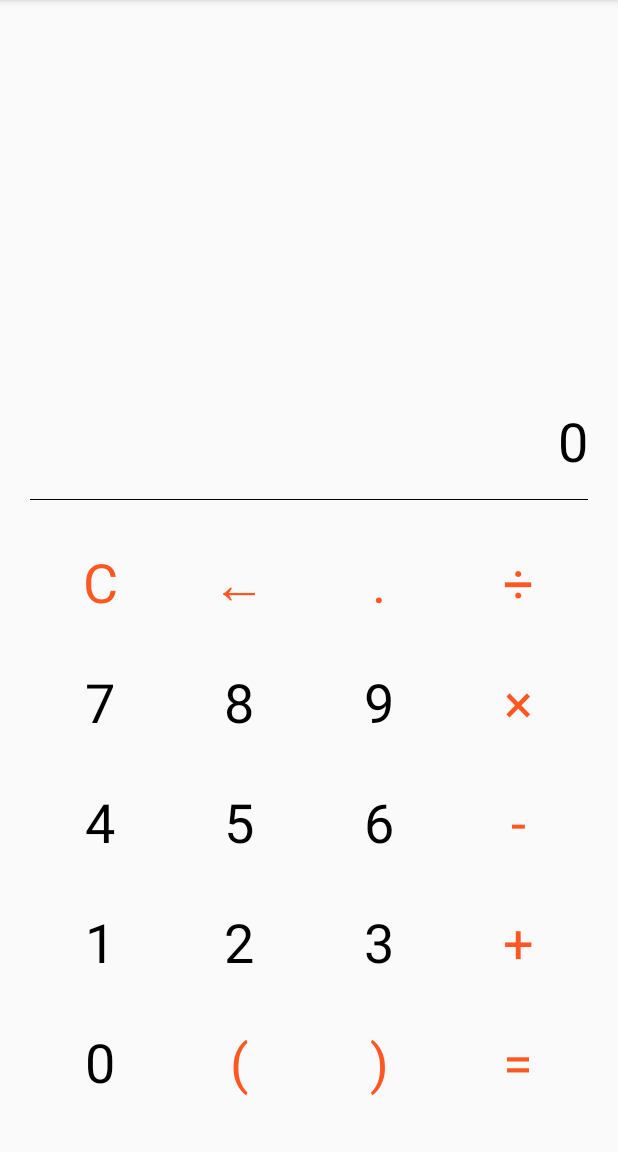
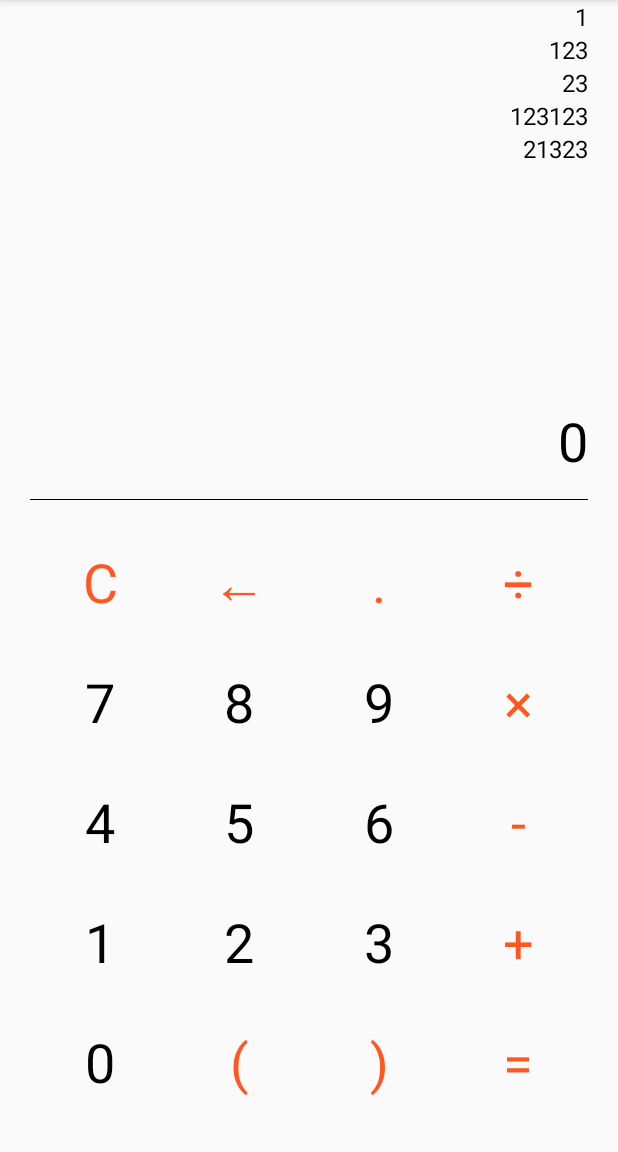
Before and after one commit to linfirst/calculator, an Android app: the screen it shows after launch (MainActivity), after a tap on an icon or button, on a phone screen of 412 x 824 dp, the part 84-1236 px from its top. Run offline under Robolectric (Android 15) with nearby library versions, the phone set to English and light mode, and no system bars.

Commit message:
增加校验算式是否正确的正则表达式,引入历史列表

```diff
--- a/app/build.gradle
+++ b/app/build.gradle
@@ -33,5 +33,5 @@ dependencies {
     testImplementation 'junit:junit:4.12'
     androidTestImplementation 'androidx.test.ext:junit:1.1.2'
     androidTestImplementation 'androidx.test.espresso:espresso-core:3.3.0'
-
+    implementation "androidx.recyclerview:recyclerview:1.1.0"
 }
--- a/app/src/main/java/com/example/kotlin_calculator/Calculate.java
+++ b/app/src/main/java/com/example/kotlin_calculator/Calculate.java
@@ -193,4 +193,6 @@ public class Calculate {
         }
         return exp;
     }
+
+
 }
--- /dev/null
+++ b/app/src/main/java/com/example/kotlin_calculator/HistoryAdapter.kt
@@ -0,0 +1,33 @@
+package com.example.kotlin_calculator
+
+import android.view.LayoutInflater
+import android.view.View
+import android.view.ViewGroup
+import android.widget.ImageView
+import android.widget.TextView
+import androidx.recyclerview.widget.RecyclerView
+import kotlinx.android.synthetic.main.history_item.view.*
+
+class HistoryAdapter(private val historyItem: List<String>) :
+    RecyclerView.Adapter<HistoryAdapter.HistoryItemViewHolder>() {
+
+
+    class HistoryItemViewHolder(itemView: View) : RecyclerView.ViewHolder(itemView) {
+        val textView: TextView = itemView.tv_history
+    }
+
+    override fun onCreateViewHolder(parent: ViewGroup, viewType: Int): HistoryItemViewHolder {
+        val itemView =
+            LayoutInflater.from(parent.context).inflate(R.layout.history_item, parent, false)
+        return HistoryItemViewHolder(itemView)
+    }
+
+    override fun getItemCount(): Int {
+        return historyItem.size
+    }
+
+    override fun onBindViewHolder(holder: HistoryItemViewHolder, position: Int) {
+        holder.textView.text = historyItem[position]
+    }
+
+}
--- a/app/src/main/java/com/example/kotlin_calculator/MainActivity.kt
+++ b/app/src/main/java/com/example/kotlin_calculator/MainActivity.kt
@@ -5,15 +5,15 @@ import androidx.appcompat.app.AppCompatActivity
 import android.os.Bundle
 import android.util.Log
 import android.view.View
+import androidx.recyclerview.widget.LinearLayoutManager
 import com.example.kotlin_calculator.Calculate.exec
+import com.example.kotlin_calculator.Util.Companion.checkExpression
 import com.example.kotlin_calculator.Util.Companion.deleteDecimalTailZero
 import com.example.kotlin_calculator.Util.Companion.deleteHeadZero
-import com.example.kotlin_calculator.Util.Companion.isDot
-import com.example.kotlin_calculator.Util.Companion.isFormulaNotEmpty
+import com.example.kotlin_calculator.Util.Companion.isBracketMatching
 import com.example.kotlin_calculator.Util.Companion.isOperationSymbol
 import com.example.kotlin_calculator.Util.Companion.isSymbolZero
 import com.example.kotlin_calculator.Util.Companion.judgeIsDecimal
-import com.example.kotlin_calculator.Util.Companion.trimZeroOfNumber
 import kotlinx.android.synthetic.main.activity_main.*
 
 class MainActivity : AppCompatActivity() {
@@ -22,22 +22,23 @@ class MainActivity : AppCompatActivity() {
     //记录历史算式
     private var historyFormula = mutableListOf<String>()
 
-    //是否重新输入算式
+    //是否重新输入算式(如果点击了"="则设置新的式子)
     private var reInput: Boolean = false
 
     override fun onCreate(savedInstanceState: Bundle?) {
         super.onCreate(savedInstanceState)
         setContentView(R.layout.activity_main)
+
+        val historyItem:List<String> = listOf("1","123","23","123123","21323")
+        recycler_view.adapter = HistoryAdapter(historyItem)
+        recycler_view.layoutManager = LinearLayoutManager(this)
+        recycler_view.setHasFixedSize(true)
     }
 
     //基本点击事件
     @SuppressLint("SetTextI18n")
     fun onClick(view: View) {
         var tempFormula = calculator_formula.text.toString()
-        Log.i("基本点击事件", tempFormula)
-        //如果点击了"="则重新设置新的式子
-
-
         when (view) {
 
 //          数字
@@ -77,10 +78,10 @@ class MainActivity : AppCompatActivity() {
      * 返回计算结果
      */
     private fun calculate(formula: String): String {
-        return if (isFormulaNotEmpty(formula)) {
+        return if (formula.isNotEmpty()&& checkExpression(formula)) {
             exec(formula).toString()
         } else {
-            ""
+            "输入错误"
         }
     }
 
@@ -97,8 +98,9 @@ class MainActivity : AppCompatActivity() {
         ) {
             return
         }
-
+        //如果点击了"="则设置新的算式
         if (reInput) {
+            //获取最后一个字符
             formula = formula.last().toString()
             calculator_formula.text = ""
             calculator_result.text = "0"
@@ -115,6 +117,7 @@ class MainActivity : AppCompatActivity() {
      */
     private fun clickOperator(formula: String, view: View) {
 
+        //算式开头只能输入负数
         if (formula.isEmpty()) {
             when(view){
                 minus -> setCalculatorFormula("$formula-")
@@ -157,23 +160,27 @@ class MainActivity : AppCompatActivity() {
     /**
      * 点击删除
      */
-    private fun clickDelete(formula: String) {//9-9
+    private fun clickDelete(formula: String) {
         var temp = ""
+
+        println(formula)
+
         //如果没有字符了，则直接设置为空
         if (formula.length > 1) {
-            setCalculatorFormula(formula.substring(0, formula.length - 1))//9-
-            temp = calculator_formula.text.toString()//重新获取删除后的式子
+            setCalculatorFormula(formula.substring(0, formula.length - 1))
+            ////重新获取删除后的式子,下面计算需要用到
+            temp = calculator_formula.text.toString()
         } else {
             setCalculatorFormula("")
-            calculator_result.text = "0"
+            setResultText("0")
+            return
         }
 
         //最后一个字符是否含于「+-×÷.」。如果是则删除，然后再运算
         if (temp.length >= 2 && isOperationSymbol(temp[temp.length - 1].toString())) {
             setResultText(calculate(temp.substring(0, temp.length - 1)))
         } else {
-//            setResultText(calculate(temp))
-            calculator_result.text = "0"
+            setResultText(calculate(temp))
         }
     }
 
@@ -181,7 +188,6 @@ class MainActivity : AppCompatActivity() {
      * 设置要显示计算结果
      */
     private fun setResultText(result: String) {
-//        calculator_result.text = trimZeroOfNumber(result)
 //        //设置结果text
         calculator_result.text = if (judgeIsDecimal(result)) {
             //去掉double尾部多余的0
--- a/app/src/main/res/layout/activity_main.xml
+++ b/app/src/main/res/layout/activity_main.xml
@@ -6,20 +6,30 @@
     android:layout_height="match_parent"
     tools:context=".MainActivity">
 
-    <TextView
-        android:id="@+id/calculator_history"
+    <!--    <androidx.recyclerview.widget.RecyclerView-->
+    <!--        android:id="@+id/calculator_history"-->
+    <!--        android:layout_width="match_parent"-->
+    <!--        android:layout_height="0dp"-->
+    <!--        android:layout_marginLeft="20dp"-->
+    <!--        android:layout_marginRight="20dp"-->
+    <!--        tools:listitem="@layout/history_item"-->
+    <!--        app:layout_constraintBottom_toTopOf="@+id/calculator_formula"-->
+    <!--        app:layout_constraintLeft_toLeftOf="parent"-->
+    <!--        app:layout_constraintTop_toTopOf="parent"-->
+    <!--        app:layout_constraintRight_toRightOf="parent" />-->
+    <androidx.recyclerview.widget.RecyclerView
+        android:id="@+id/recycler_view"
         android:layout_width="match_parent"
         android:layout_height="0dp"
         android:layout_marginLeft="20dp"
         android:layout_marginRight="20dp"
-        android:background="@null"
-        android:gravity="bottom|end"
-        android:textColor="#919090"
-        android:textSize="20sp"
+        android:clipToPadding="false"
         app:layout_constraintBottom_toTopOf="@+id/calculator_formula"
-        app:layout_constraintLeft_toLeftOf="parent"
+        app:layout_constraintEnd_toEndOf="parent"
+        app:layout_constraintStart_toStartOf="parent"
         app:layout_constraintTop_toTopOf="parent"
-        app:layout_constraintRight_toRightOf="parent" />
+        tools:listitem="@layout/history_item" />
+
     <TextView
         android:id="@+id/calculator_formula"
         android:layout_width="match_parent"
@@ -30,10 +40,10 @@
         android:gravity="bottom|end"
         android:textColor="#000000"
         android:textSize="@dimen/string_size"
-        app:layout_constraintStart_toStartOf="parent"
+        app:layout_constraintBottom_toTopOf="@id/calculator_result"
         app:layout_constraintEnd_toEndOf="parent"
-        app:layout_constraintBottom_toTopOf="@id/calculator_result"
-        />
+        app:layout_constraintStart_toStartOf="parent" />
+
     <TextView
         android:id="@+id/calculator_result"
         android:layout_width="match_parent"
@@ -46,22 +56,21 @@
         android:text="@string/zero"
         android:textColor="#000000"
         android:textSize="@dimen/string_size"
-       app:layout_constraintBottom_toTopOf="@+id/devide"
-        app:layout_constraintStart_toStartOf="parent"
+        app:layout_constraintBottom_toTopOf="@+id/devide"
         app:layout_constraintEnd_toEndOf="parent"
-        />
+        app:layout_constraintStart_toStartOf="parent" />
     <!--分割线-->
     <View
         android:id="@+id/line"
         android:layout_width="match_parent"
         android:layout_height="0.4dp"
-        android:background="#000"
         android:layout_marginLeft="20dp"
         android:layout_marginRight="20dp"
-        app:layout_constraintTop_toBottomOf="@+id/calculator_result"
+        android:background="#000"
         app:layout_constraintBottom_toTopOf="@+id/devide"
+        app:layout_constraintEnd_toEndOf="parent"
         app:layout_constraintStart_toStartOf="parent"
-        app:layout_constraintEnd_toEndOf="parent"/>
+        app:layout_constraintTop_toBottomOf="@+id/calculator_result" />
 
     <!--第一排-->
     <TextView
@@ -71,10 +80,10 @@
         android:layout_marginRight="20dp"
         android:layout_marginBottom="20dp"
         android:gravity="center"
+        android:onClick="onClick"
         android:text="@string/equal"
+        android:textColor="@color/orange"
         android:textSize="@dimen/string_size"
-        android:textColor="@color/orange"
-        android:onClick="onClick"
         app:layout_constraintBottom_toBottomOf="parent"
         app:layout_constraintHorizontal_weight="1"
         app:layout_constraintLeft_toLeftOf="@+id/add"
@@ -86,28 +95,30 @@
         android:layout_height="@dimen/string_textview_height"
         android:layout_marginBottom="20dp"
         android:gravity="center"
+        android:onClick="onClick"
         android:text="@string/left_parenthesis"
         android:textColor="@color/orange"
         android:textSize="@dimen/string_size"
         app:layout_constraintBottom_toBottomOf="parent"
-        android:onClick="onClick"
         app:layout_constraintHorizontal_weight="1"
         app:layout_constraintLeft_toRightOf="@+id/tv0"
         app:layout_constraintRight_toLeftOf="@id/right_parenthesis" />
+
     <TextView
         android:id="@+id/right_parenthesis"
         android:layout_width="0dp"
         android:layout_height="@dimen/string_textview_height"
         android:layout_marginBottom="20dp"
         android:gravity="center"
+        android:onClick="onClick"
         android:text="@string/right_parenthesis"
         android:textColor="@color/orange"
         android:textSize="@dimen/string_size"
         app:layout_constraintBottom_toBottomOf="parent"
-        android:onClick="onClick"
         app:layout_constraintHorizontal_weight="1"
         app:layout_constraintLeft_toRightOf="@+id/left_parenthesis"
         app:layout_constraintRight_toLeftOf="@id/equal" />
+
     <TextView
         android:id="@+id/tv0"
         android:layout_width="0dp"
@@ -115,10 +126,10 @@
         android:layout_marginLeft="20dp"
         android:layout_marginBottom="20dp"
         android:gravity="center"
+        android:onClick="onClick"
         android:text="@string/zero"
+        android:textColor="#000000"
         android:textSize="@dimen/string_size"
-        android:textColor="#000000"
-        android:onClick="onClick"
         app:layout_constraintBottom_toBottomOf="parent"
         app:layout_constraintHorizontal_weight="1"
         app:layout_constraintLeft_toLeftOf="parent"
@@ -132,10 +143,10 @@
         android:layout_height="@dimen/string_textview_height"
         android:layout_marginRight="20dp"
         android:gravity="center"
+        android:onClick="onClick"
         android:text="@string/add"
+        android:textColor="@color/orange"
         android:textSize="@dimen/string_size"
-        android:textColor="@color/orange"
-        android:onClick="onClick"
         app:layout_constraintBottom_toTopOf="@id/equal"
         app:layout_constraintHorizontal_weight="1"
         app:layout_constraintLeft_toRightOf="@+id/tv3"
@@ -146,10 +157,10 @@
         android:layout_width="0dp"
         android:layout_height="@dimen/string_textview_height"
         android:gravity="center"
+        android:onClick="onClick"
         android:text="@string/there"
+        android:textColor="#000000"
         android:textSize="@dimen/string_size"
-        android:textColor="#000000"
-        android:onClick="onClick"
         app:layout_constraintBottom_toTopOf="@id/left_parenthesis"
         app:layout_constraintHorizontal_weight="1"
         app:layout_constraintLeft_toRightOf="@+id/tv2"
@@ -160,10 +171,10 @@
         android:layout_width="0dp"
         android:layout_height="@dimen/string_textview_height"
         android:gravity="center"
+        android:onClick="onClick"
         android:text="@string/two"
+        android:textColor="#000000"
         android:textSize="@dimen/string_size"
-        android:textColor="#000000"
-        android:onClick="onClick"
         app:layout_constraintBottom_toTopOf="@id/left_parenthesis"
         app:layout_constraintHorizontal_weight="1"
         app:layout_constraintLeft_toRightOf="@+id/tv1"
@@ -175,10 +186,10 @@
         android:layout_height="@dimen/string_textview_height"
         android:layout_marginLeft="20dp"
         android:gravity="center"
+        android:onClick="onClick"
         android:text="@string/one"
+        android:textColor="#000000"
         android:textSize="@dimen/string_size"
-        android:textColor="#000000"
-        android:onClick="onClick"
         app:layout_constraintBottom_toTopOf="@id/tv0"
         app:layout_constraintHorizontal_weight="1"
         app:layout_constraintLeft_toLeftOf="parent"
@@ -191,10 +202,10 @@
         android:layout_height="@dimen/string_textview_height"
         android:layout_marginRight="20dp"
         android:gravity="center"
+        android:onClick="onClick"
         android:text="@string/minus"
+        android:textColor="@color/orange"
         android:textSize="@dimen/string_size"
-        android:textColor="@color/orange"
-        android:onClick="onClick"
         app:layout_constraintBottom_toTopOf="@id/add"
         app:layout_constraintHorizontal_weight="1"
         app:layout_constraintLeft_toRightOf="@+id/tv6"
@@ -205,10 +216,10 @@
         android:layout_width="0dp"
         android:layout_height="@dimen/string_textview_height"
         android:gravity="center"
+        android:onClick="onClick"
         android:text="@string/six"
+        android:textColor="#000000"
         android:textSize="@dimen/string_size"
-        android:textColor="#000000"
-        android:onClick="onClick"
         app:layout_constraintBottom_toTopOf="@id/tv3"
         app:layout_constraintHorizontal_weight="1"
         app:layout_constraintLeft_toRightOf="@+id/tv5"
@@ -219,10 +230,10 @@
         android:layout_width="0dp"
         android:layout_height="@dimen/string_textview_height"
         android:gravity="center"
+        android:onClick="onClick"
         android:text="@string/five"
+        android:textColor="#000000"
         android:textSize="@dimen/string_size"
-        android:textColor="#000000"
-        android:onClick="onClick"
         app:layout_constraintBottom_toTopOf="@id/tv2"
         app:layout_constraintHorizontal_weight="1"
         app:layout_constraintLeft_toRightOf="@+id/tv4"
@@ -235,10 +246,10 @@
         android:layout_height="@dimen/string_textview_height"
         android:layout_marginLeft="20dp"
         android:gravity="center"
+        android:onClick="onClick"
         android:text="@string/four"
         android:textColor="#000000"
         android:textSize="@dimen/string_size"
-        android:onClick="onClick"
         app:layout_constraintBottom_toTopOf="@id/tv1"
         app:layout_constraintHorizontal_weight="1"
         app:layout_constraintLeft_toLeftOf="parent"
@@ -250,10 +261,10 @@
         android:layout_height="@dimen/string_textview_height"
         android:layout_marginRight="20dp"
         android:gravity="center"
+        android:onClick="onClick"
         android:text="@string/multiplication"
+        android:textColor="@color/orange"
         android:textSize="@dimen/string_size"
-        android:textColor="@color/orange"
-        android:onClick="onClick"
         app:layout_constraintBottom_toTopOf="@id/minus"
         app:layout_constraintHorizontal_weight="1"
         app:layout_constraintLeft_toRightOf="@+id/tv9"
@@ -264,10 +275,10 @@
         android:layout_width="0dp"
         android:layout_height="@dimen/string_textview_height"
         android:gravity="center"
+        android:onClick="onClick"
         android:text="@string/nine"
+        android:textColor="#000000"
         android:textSize="@dimen/string_size"
-        android:textColor="#000000"
-        android:onClick="onClick"
         app:layout_constraintBottom_toTopOf="@id/tv6"
         app:layout_constraintHorizontal_weight="1"
         app:layout_constraintLeft_toRightOf="@+id/tv8"
@@ -278,10 +289,10 @@
         android:layout_width="0dp"
         android:layout_height="@dimen/string_textview_height"
         android:gravity="center"
+        android:onClick="onClick"
         android:text="@string/eight"
+        android:textColor="#000000"
         android:textSize="@dimen/string_size"
-        android:textColor="#000000"
-        android:onClick="onClick"
         app:layout_constraintBottom_toTopOf="@id/tv5"
         app:layout_constraintHorizontal_weight="1"
         app:layout_constraintLeft_toRightOf="@+id/tv7"
@@ -293,10 +304,10 @@
         android:layout_height="@dimen/string_textview_height"
         android:layout_marginLeft="20dp"
         android:gravity="center"
+        android:onClick="onClick"
         android:text="@string/seven"
+        android:textColor="#000000"
         android:textSize="@dimen/string_size"
-        android:textColor="#000000"
-        android:onClick="onClick"
         app:layout_constraintBottom_toTopOf="@id/tv4"
         app:layout_constraintHorizontal_weight="1"
         app:layout_constraintLeft_toLeftOf="parent"
@@ -309,10 +320,10 @@
         android:layout_height="@dimen/string_textview_height"
         android:layout_marginRight="20dp"
         android:gravity="center"
+        android:onClick="onClick"
         android:text="@string/devide"
+        android:textColor="@color/orange"
         android:textSize="@dimen/string_size"
-        android:textColor="@color/orange"
-        android:onClick="onClick"
         app:layout_constraintBottom_toTopOf="@id/multiplication"
         app:layout_constraintHorizontal_weight="1"
         app:layout_constraintLeft_toRightOf="@+id/dot"
@@ -323,10 +334,10 @@
         android:layout_width="0dp"
         android:layout_height="@dimen/string_textview_height"
         android:gravity="center"
+        android:onClick="onClick"
         android:text="@string/dot"
+        android:textColor="@color/orange"
         android:textSize="@dimen/string_size"
-        android:textColor="@color/orange"
-        android:onClick="onClick"
         app:layout_constraintBottom_toTopOf="@id/tv9"
         app:layout_constraintHorizontal_weight="1"
         app:layout_constraintLeft_toRightOf="@id/delete"
@@ -337,10 +348,10 @@
         android:layout_width="0dp"
         android:layout_height="@dimen/string_textview_height"
         android:gravity="center"
+        android:onClick="onClick"
         android:text="@string/delete"
+        android:textColor="@color/orange"
         android:textSize="@dimen/string_size"
-        android:textColor="@color/orange"
-        android:onClick="onClick"
         app:layout_constraintBottom_toTopOf="@id/tv8"
         app:layout_constraintHorizontal_weight="1"
         app:layout_constraintLeft_toRightOf="@+id/clear"
@@ -352,10 +363,10 @@
         android:layout_height="@dimen/string_textview_height"
         android:layout_marginLeft="20dp"
         android:gravity="center"
+        android:onClick="onClick"
         android:text="@string/clear"
+        android:textColor="@color/orange"
         android:textSize="@dimen/string_size"
-        android:textColor="@color/orange"
-        android:onClick="onClick"
         app:layout_constraintBottom_toTopOf="@id/tv7"
         app:layout_constraintHorizontal_weight="1"
         app:layout_constraintLeft_toLeftOf="parent"
--- /dev/null
+++ b/app/src/main/res/layout/history_item.xml
@@ -0,0 +1,20 @@
+<?xml version="1.0" encoding="utf-8"?>
+<androidx.constraintlayout.widget.ConstraintLayout xmlns:android="http://schemas.android.com/apk/res/android"
+    android:layout_width="match_parent"
+    android:layout_height="wrap_content"
+    xmlns:app="http://schemas.android.com/apk/res-auto">
+    <TextView
+        android:id="@+id/tv_history"
+        android:layout_width="match_parent"
+        android:layout_height="wrap_content"
+        android:background="@null"
+        android:gravity="bottom|end"
+        android:text="@string/zero"
+        android:textColor="#000000"
+        android:textSize="16sp"
+        app:layout_constraintStart_toStartOf="parent"
+        app:layout_constraintEnd_toEndOf="parent"
+        app:layout_constraintTop_toTopOf="parent"
+        />
+
+</androidx.constraintlayout.widget.ConstraintLayout>
```
Also changed, not shown: app/src/main/java/com/example/kotlin_calculator/Util.kt (+57 -19 lines).
